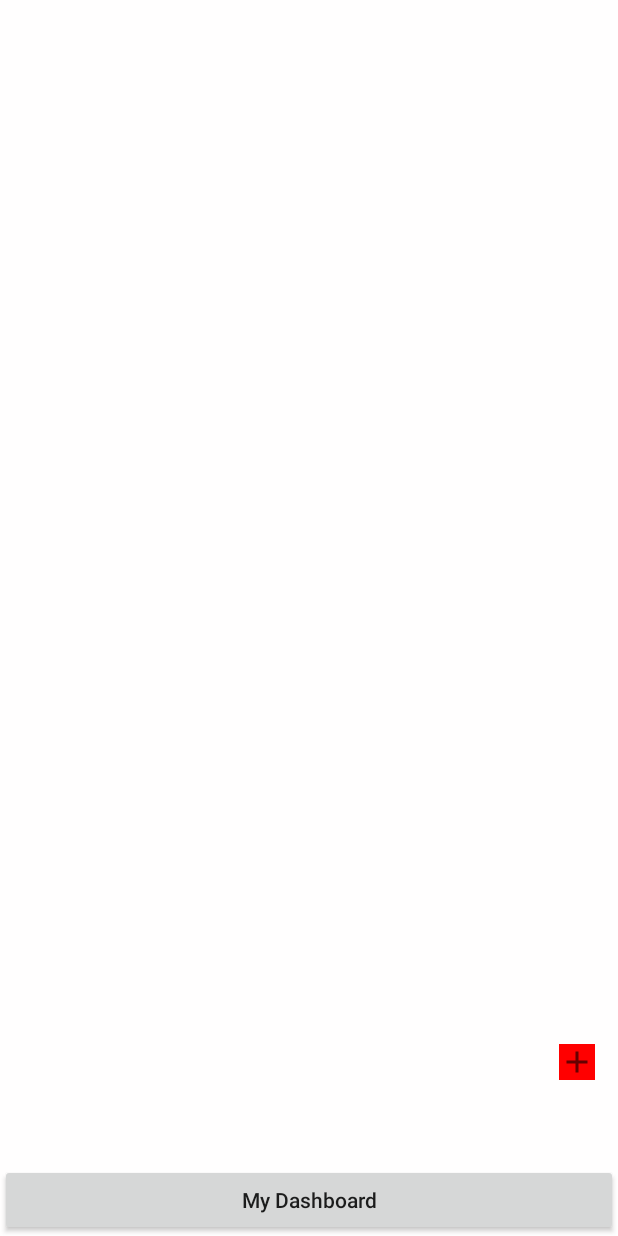
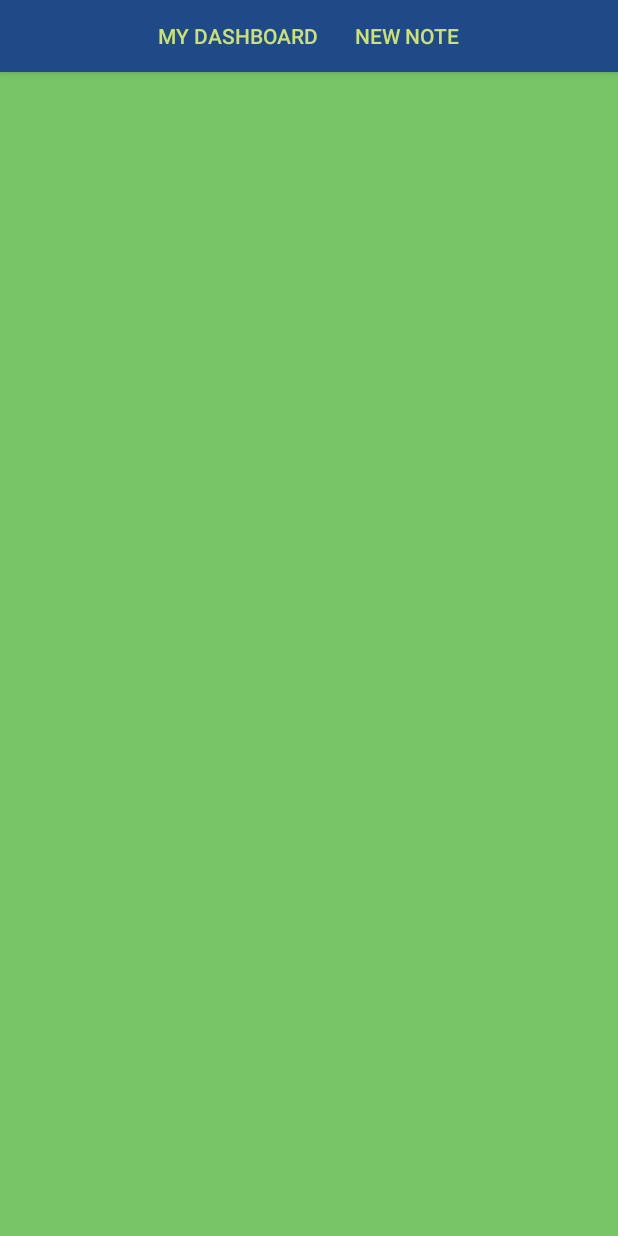
Before and after one commit to tiikachu/CMSC355TeamQ, an Android app: the screen it shows after launch (ShowJournals), after a tap on "Journal", on a phone screen of 412 x 824 dp. Run offline under Robolectric (Android 15) with nearby library versions, the phone set to English and light mode, and no system bars.

Commit message:
overhauled appearance of multiple different layout files, fixed listview for plantListing

```diff
--- a/app/src/main/java/com/example/pocketgarden/MainActivity.java
+++ b/app/src/main/java/com/example/pocketgarden/MainActivity.java
@@ -34,7 +34,7 @@ public class MainActivity extends AppCompatActivity implements View.OnClickListe
         int id = view.getId();
 
         if(id == R.id.My_Plants)
-            intent = new Intent(this, Plant.class);
+            intent = new Intent(this, PlantListing.class);
         else if(id == R.id.Basics)
             intent = new Intent(this, Basics.class);
         else if(id== R.id.Weather)
--- a/app/src/main/java/com/example/pocketgarden/ShowJournals.java
+++ b/app/src/main/java/com/example/pocketgarden/ShowJournals.java
@@ -33,21 +33,25 @@ public class ShowJournals extends AppCompatActivity {
 
     public void initialize(ListView listView){
         Runnable runnable = () -> {
-            SharedPreferences sp = getApplicationContext().getSharedPreferences("com.pocketgarden.journal.notes", Context.MODE_PRIVATE);
+            SharedPreferences sp = getApplicationContext().getSharedPreferences(
+                    "com.pocketgarden.journal.notes",
+                    Context.MODE_PRIVATE);
             Set<String> tempSet = sp.getStringSet("notes", null);
             if(tempSet != null && journal.size() != tempSet.size()){
                 journal.addAll(tempSet);
             }
 
-            arrayAdapter = new ArrayAdapter<>(this, android.R.layout.simple_list_item_1, journal);
-            listView.setAdapter(arrayAdapter);
+            listView.setAdapter(new ArrayAdapter<>(this,
+                    R.layout.listview_content_format,
+                    journal));
         }; new Thread(runnable).start();
     }
 
     public void setOnClick(ListView listView){
         listView.setOnItemClickListener((parent, view, position, id) -> {
             Intent intent = new Intent(getApplicationContext(), JournalEditor.class);
-            intent.putExtra("noteID", position); //to tell us which row of listView was tapped
+            intent.putExtra("noteID",
+                    position); //to tell us which row of listView was tapped
             startActivity(intent);
         });
     }
@@ -68,7 +72,9 @@ public class ShowJournals extends AppCompatActivity {
                     .show();
 
             Runnable runnable = () ->{
-            SharedPreferences sharedPreferences = getApplicationContext().getSharedPreferences("com.pocketgarden.journal.notes", Context.MODE_PRIVATE);
+            SharedPreferences sharedPreferences = getApplicationContext().
+                    getSharedPreferences("com.pocketgarden.journal.notes",
+                            Context.MODE_PRIVATE);
             HashSet<String> set = new HashSet<>(ShowJournals.journal);
             sharedPreferences.edit().putStringSet("notes", set).apply();};
             new Thread(runnable).start();
--- a/app/src/main/res/layout/activity_make_plant.xml
+++ b/app/src/main/res/layout/activity_make_plant.xml
@@ -40,7 +40,7 @@
 
 
     <EditText
-        android:id="@+id/wateringint"
+        android:id="@+id/wateringInt"
         android:layout_width="154dp"
         android:layout_height="40dp"
         android:layout_marginStart="128dp"
@@ -66,7 +66,7 @@
         android:layout_marginTop="21dp"
         android:text="@string/indoor"
         app:layout_constraintStart_toStartOf="parent"
-        app:layout_constraintTop_toBottomOf="@+id/wateringint" />
+        app:layout_constraintTop_toBottomOf="@+id/wateringInt" />
 
     <CheckBox
         android:id="@+id/potted"
@@ -124,7 +124,7 @@
         android:layout_marginTop="16dp"
         android:layout_marginEnd="20dp"
         android:text="@string/watering_interval"
-        app:layout_constraintEnd_toStartOf="@+id/wateringint"
+        app:layout_constraintEnd_toStartOf="@+id/wateringInt"
         app:layout_constraintHorizontal_bias="0.0"
         app:layout_constraintStart_toStartOf="parent"
         app:layout_constraintTop_toBottomOf="@+id/textView4" />
--- a/app/src/main/res/layout/activity_show_journals.xml
+++ b/app/src/main/res/layout/activity_show_journals.xml
@@ -1,54 +1,54 @@
 <?xml version="1.0" encoding="utf-8"?>
-<androidx.constraintlayout.widget.ConstraintLayout xmlns:android="http://schemas.android.com/apk/res/android"
+<RelativeLayout xmlns:android="http://schemas.android.com/apk/res/android"
     xmlns:app="http://schemas.android.com/apk/res-auto"
     xmlns:tools="http://schemas.android.com/tools"
-    android:id="@+id/ViewJournals"
     android:layout_width="match_parent"
     android:layout_height="match_parent"
-    android:background="#FFFEFE"
+    android:background="@color/leaf_middle_adjacent"
     tools:context=".ShowJournals">
+
+    <com.google.android.material.appbar.AppBarLayout
+        android:id="@+id/SJappbar"
+        android:layout_width="match_parent"
+        android:layout_height="48dp"
+        android:background="@color/pocket_accent"
+        app:contentInsetStartWithNavigation="0dp">
+
+        <LinearLayout
+            android:layout_width="match_parent"
+            android:layout_height="match_parent"
+            android:gravity="center_horizontal"
+            android:orientation="horizontal">
+
+            <Button
+                android:id="@+id/DashboardButton"
+                style="?android:attr/buttonBarButtonStyle"
+                android:layout_width="wrap_content"
+                android:layout_height="wrap_content"
+                android:onClick="goBack"
+                android:text="@string/my_dashboard"
+                android:textColor="@color/leaf_mid__adj_accent" />
+
+            <Button
+                android:id="@+id/NewJournalButton"
+                style="?android:attr/buttonBarButtonStyle"
+                android:layout_width="wrap_content"
+                android:layout_height="wrap_content"
+                android:onClick="makeNewNote"
+                android:text="@string/new_note"
+                android:textColor="@color/leaf_mid__adj_accent" />
+
+        </LinearLayout>
+
+    </com.google.android.material.appbar.AppBarLayout>
 
     <ListView
         android:id="@+id/listView"
-        android:layout_width="0dp"
-        android:layout_height="662dp"
-        android:layout_marginBottom="60dp"
-        app:layout_constraintBottom_toBottomOf="parent"
-        app:layout_constraintEnd_toEndOf="parent"
-        app:layout_constraintHorizontal_bias="1.0"
-        app:layout_constraintStart_toStartOf="parent"
-        app:layout_constraintTop_toTopOf="parent"
-        app:layout_constraintVertical_bias="0.0">
+        android:layout_width="match_parent"
+        android:layout_height="match_parent"
+        android:layout_below="@+id/SJappbar"
+        android:layout_marginTop="0dp"
+        app:layout_constraintTop_toBottomOf="@id/SJappbar" />
 
-    </ListView>
 
-    <Button
-        android:id="@+id/button"
-        android:layout_width="0dp"
-        android:layout_height="wrap_content"
-        android:layout_marginTop="5dp"
-        android:onClick="goBack"
-        android:text="@string/my_dashboard"
-        android:textAppearance="@style/TextAppearance.AppCompat.Body2"
-        app:layout_constraintBottom_toBottomOf="parent"
-        app:layout_constraintEnd_toEndOf="parent"
-        app:layout_constraintHorizontal_bias="0.0"
-        app:layout_constraintStart_toStartOf="parent"
-        app:layout_constraintTop_toBottomOf="@+id/listView"
-        app:layout_constraintVertical_bias="1.0" />
-
-    <ImageButton
-        android:id="@+id/imageButton"
-        android:layout_width="wrap_content"
-        android:layout_height="wrap_content"
-        android:background="#FF0000"
-        android:contentDescription="@string/add_new"
-        android:onClick="makeNewNote"
-        app:layout_constraintBottom_toBottomOf="parent"
-        app:layout_constraintEnd_toEndOf="parent"
-        app:layout_constraintHorizontal_bias="0.96"
-        app:layout_constraintStart_toStartOf="parent"
-        app:layout_constraintTop_toTopOf="parent"
-        app:layout_constraintVertical_bias="0.87"
-        app:srcCompat="@drawable/ic_baseline_add_24" />
-</androidx.constraintlayout.widget.ConstraintLayout>
+</RelativeLayout>
```
Also changed, not shown: app/src/main/java/com/example/pocketgarden/JournalContent.java (added, +26 -0 lines), app/src/main/java/com/example/pocketgarden/MakePlant.java (+11 -30 lines), app/src/main/java/com/example/pocketgarden/Plant.java (+27 -31 lines), app/src/main/java/com/example/pocketgarden/PlantCare.java (+9 -10 lines), app/src/main/java/com/example/pocketgarden/PlantDisplay.java (deleted, +0 -10 lines), app/src/main/java/com/example/pocketgarden/PlantListing.java (+8 -38 lines), app/src/main/res/layout/activity_journal_editor.xml (+38 -36 lines), app/src/main/res/layout/activity_plant.xml (+17 -24 lines), app/src/main/res/layout/activity_plant_listing.xml (+12 -13 lines), app/src/main/res/layout/listview_content_format.xml (added, +11 -0 lines), app/src/main/res/values/strings.xml (+7 -0 lines).
